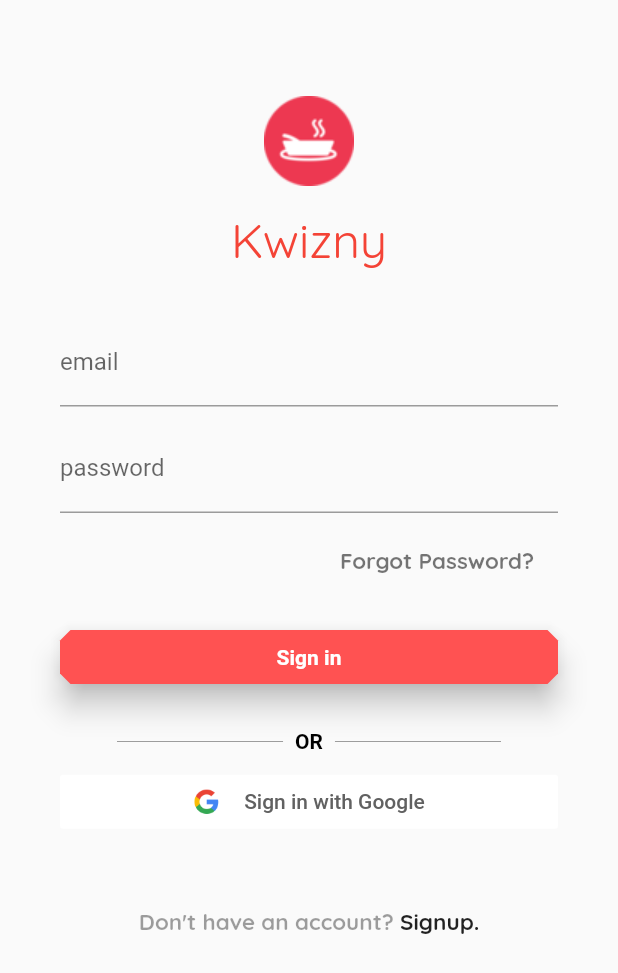
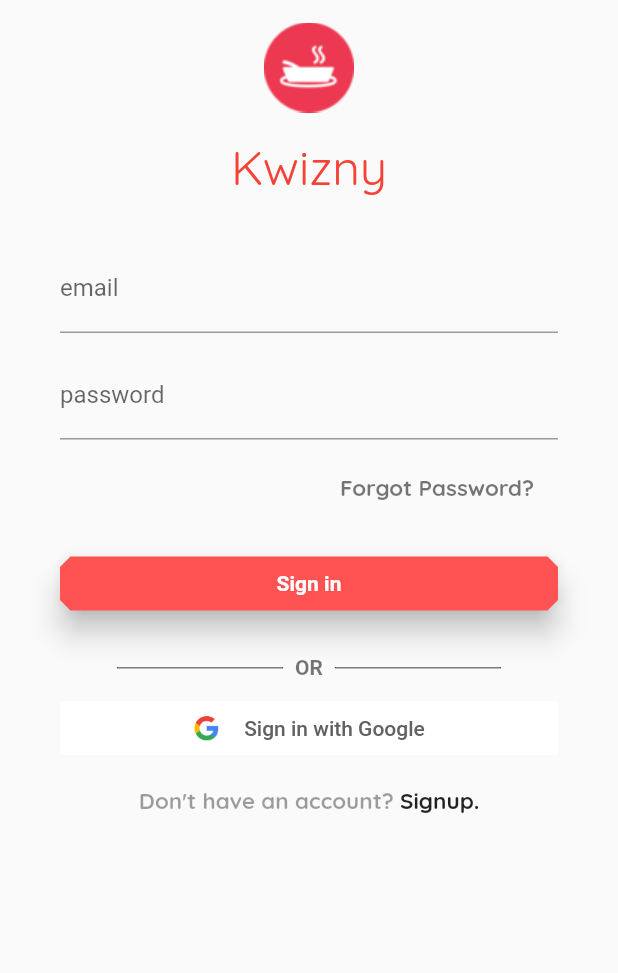
Before and after one commit to nyamwaya/loginscreen, a Flutter app: the screen it shows after launch, on a phone screen of 412 x 824 dp. Shown: the top 973 px of the screen. Run offline on Flutter 3.47's test engine with Material 2 defaults, Android fonts, the phone set to English and light mode, and no system bars; our stand-ins replace firebase_auth; accounts and stored records are empty.

```diff
--- a/lib/routes/auth_page.dart
+++ b/lib/routes/auth_page.dart
@@ -76,7 +76,7 @@ class _AuthPageState extends State<AuthPage> {
       child: ListView(
         padding: EdgeInsets.symmetric(horizontal: 24.0),
         children: <Widget>[
-          SizedBox(height: 64.0),
+          SizedBox(height: 15.0),
           Column(
             children: <Widget>[
               Image.asset('assets/images/logo.png'),
@@ -139,7 +139,7 @@ class _AuthPageState extends State<AuthPage> {
 
   List<Widget> buildRegister() {
     return [
-      SizedBox(height: 32.0),
+     // SizedBox(height: 10.0),
       Column(
         crossAxisAlignment: CrossAxisAlignment.center,
         mainAxisSize: MainAxisSize.max,
@@ -207,7 +207,7 @@ class _AuthPageState extends State<AuthPage> {
               Text(
                 "OR",
                 style: TextStyle(
-                  color: Colors.black,
+                  color: Colors.black54,
                   fontWeight: FontWeight.bold,
                 ),
               ),
```
